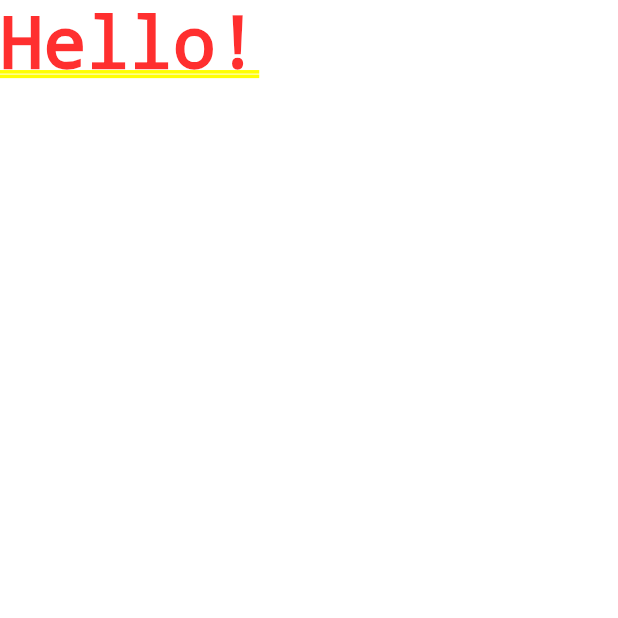
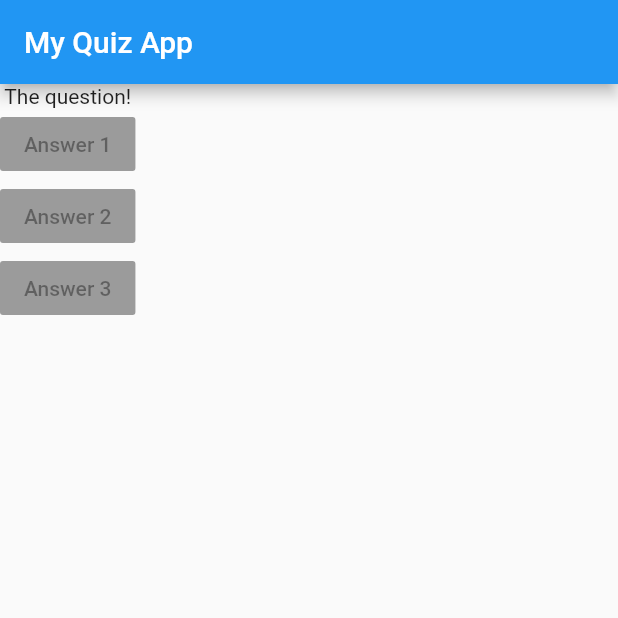
Before and after one commit to pulkitkhandelwal29/Quiz-App, a Flutter app: the screen it shows after launch, on a phone screen of 412 x 824 dp, the top half of it. Run offline on Flutter 3.47's test engine with Material 2 defaults, Android fonts, the phone set to English and light mode, and no system bars.

Commit message:
Adding Layour widgets

```diff
--- a/lib/main.dart
+++ b/lib/main.dart
@@ -1,14 +1,40 @@
+//importing the base class file that flutter provides functionality
 import 'package:flutter/material.dart';
 
 void main() {
-  runApp(MyApp());
+  runApp(MyApp()); //run app
 }
 
 //inheriting the class
 class MyApp extends StatelessWidget {
   Widget build(BuildContext context) {
+    var questions = [
+      'What\'s your favourite color?',
+      'What\'s your favourite animal',
+    ];
     return MaterialApp(
-      home: Text('Hello!'),
+      home: Scaffold(
+          appBar: AppBar(
+            title: Text('My Quiz App'),
+          ),
+          body: Column(
+            //Column like format
+            children: [
+              Text('The question!'),
+              RaisedButton(
+                child: Text('Answer 1'),
+                onPressed: null,
+              ),
+              RaisedButton(
+                child: Text('Answer 2'),
+                onPressed: null,
+              ),
+              RaisedButton(
+                child: Text('Answer 3'),
+                onPressed: null,
+              ),
+            ],
+          )),
     );
   }
 }
```
